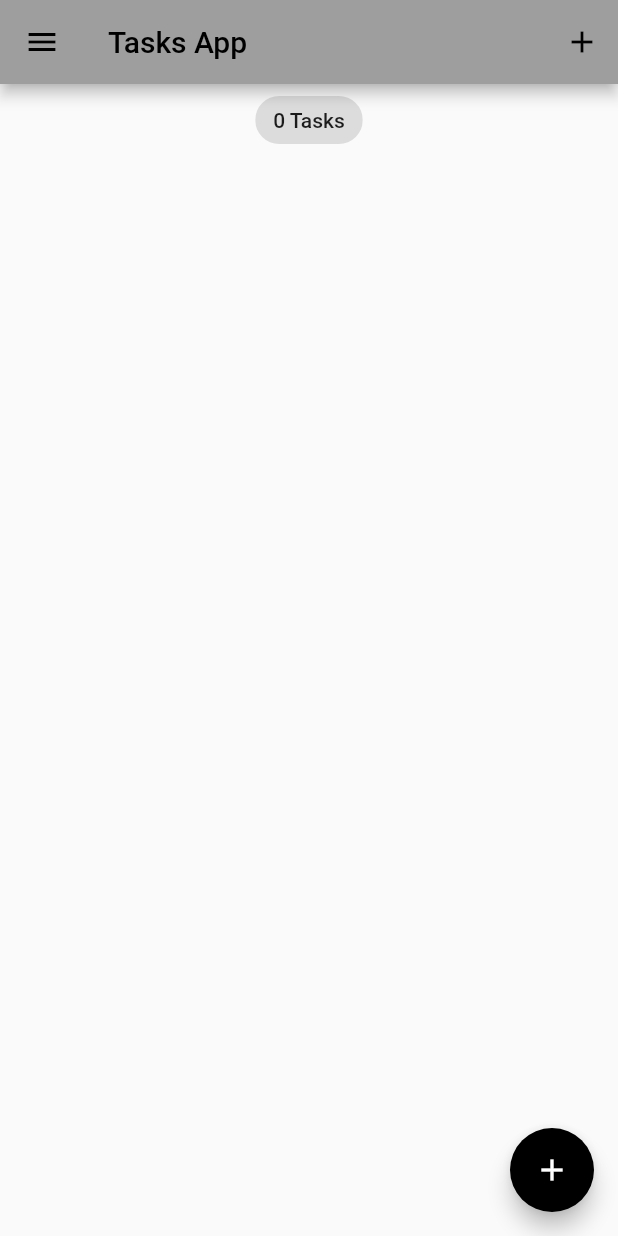
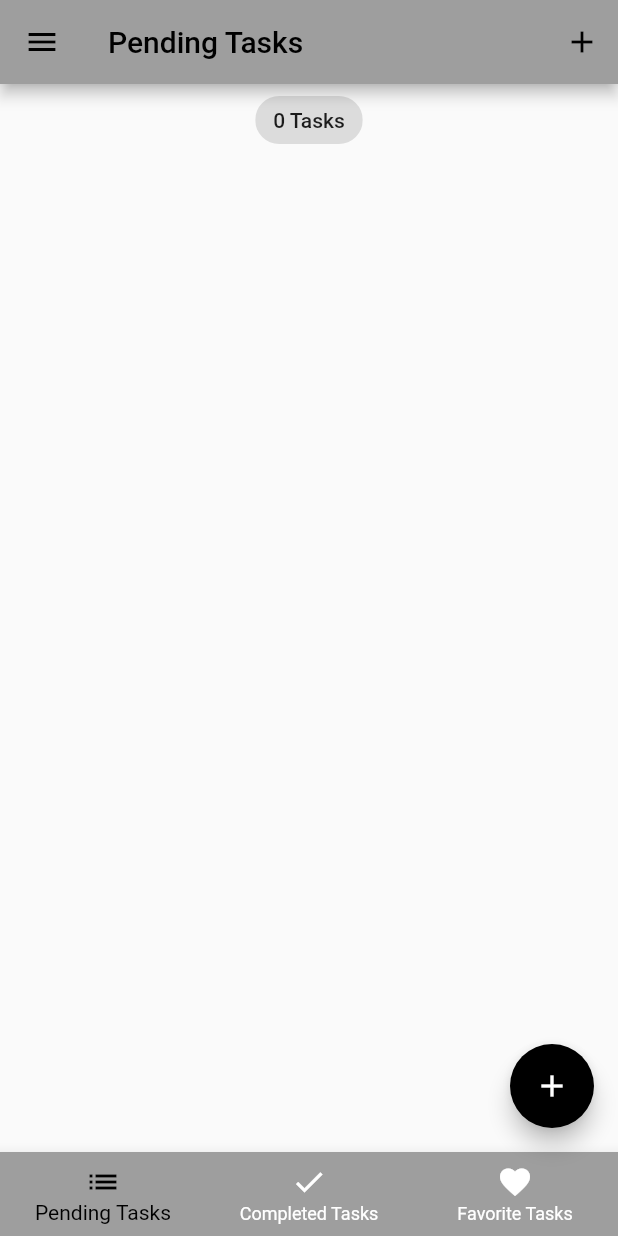
Before and after one commit to anasamer1997/TodoAppBloc, a Flutter app: the screen it shows after launch, in the side drawer, after a tap on the "add" icon, on a phone screen of 412 x 824 dp. Run offline on Flutter 3.47's test engine with Material 2 defaults, Android fonts, the phone set to English and light mode, and no system bars; our stand-ins replace equatable, flutter_bloc, hydrated_bloc.

Commit message:
add new screen and widgets

```diff
--- a/lib/bloc/bloc_export.dart
+++ b/lib/bloc/bloc_export.dart
@@ -1,4 +1,5 @@
 export 'tasks_blocs/task_bloc.dart';
+export 'package:path_provider/path_provider.dart';
 export './switch_bloc/switch_bloc.dart';
 export 'package:flutter_bloc/flutter_bloc.dart';
 export 'package:hydrated_bloc/hydrated_bloc.dart';
--- a/lib/bloc/switch_bloc/switch_bloc.dart
+++ b/lib/bloc/switch_bloc/switch_bloc.dart
@@ -1,4 +1,3 @@
-import 'package:bloc/bloc.dart';
 import 'package:equatable/equatable.dart';
 import 'package:flutter_tasks_app/bloc/bloc_export.dart';
 
@@ -22,7 +21,6 @@ class SwitchBloc extends HydratedBloc<SwitchEvent, SwitchState> {
 
   @override
   Map<String, dynamic>? toJson(SwitchState state) {
-    // TODO: implement toJson
-    throw UnimplementedError();
+    return state.toMap();
   }
 }
--- a/lib/bloc/tasks_blocs/task_state.dart
+++ b/lib/bloc/tasks_blocs/task_state.dart
@@ -2,44 +2,65 @@
 part of 'task_bloc.dart';
 
 class TaskState extends Equatable {
-  final List<Task> taskList;
+  final List<Task> pendingTasks;
+  final List<Task> completedTasks;
+  final List<Task> favoritTasks;
   final List<Task> removedtasks;
   const TaskState({
     this.removedtasks = const <Task>[],
-    this.taskList = const <Task>[],
+    this.completedTasks = const <Task>[],
+    this.favoritTasks = const <Task>[],
+    this.pendingTasks = const <Task>[],
   });
 
   @override
-  List<Object> get props => [taskList, removedtasks];
+  List<Object> get props =>
+      [pendingTasks, removedtasks, completedTasks, favoritTasks];
 
   TaskState copyWith({
-    List<Task>? taskList,
+    List<Task>? pendingTasks,
     List<Task>? removedtasks,
+    List<Task>? completedTasks,
+    List<Task>? favoritTasks,
   }) {
     return TaskState(
-      taskList: taskList ?? this.taskList,
+      pendingTasks: pendingTasks ?? this.pendingTasks,
+      completedTasks: completedTasks ?? this.completedTasks,
+      favoritTasks: favoritTasks ?? this.favoritTasks,
       removedtasks: removedtasks ?? this.removedtasks,
     );
   }
 
-  // Map<String, dynamic> toMap() {
-  //   return <String, dynamic>{
-  //     'taskList': taskList.map((x) => x.toMap()).toList(),
-  //     'removedtasks': taskList.map((x) => x.toMap()).toList(),
-  //   };
-  // }
+  Map<String, dynamic> toMap() {
+    return <String, dynamic>{
+      'pendingTasks': pendingTasks.map((x) => x.toMap()).toList(),
+      'completedTasks': pendingTasks.map((x) => x.toMap()).toList(),
+      'favoritTasks': pendingTasks.map((x) => x.toMap()).toList(),
+      'removedtasks': pendingTasks.map((x) => x.toMap()).toList(),
+    };
+  }
 
-  // factory TaskState.fromMap(Map<String, dynamic> map) {
-  //   return TaskState(
-  //       taskList: List<Task>.from(
-  //         (map['taskList'] as List<int>).map<Task>(
-  //           (x) => Task.fromMap(x as Map<String, dynamic>),
-  //         ),
-  //       ),
-  //       removedtasks: List<Task>.from(
-  //         (map['removedtasks'] as List<int>).map<Task>(
-  //           (x) => Task.fromMap(x as Map<String, dynamic>),
-  //         ),
-  //       ));
-  // }
+  factory TaskState.fromMap(Map<String, dynamic> map) {
+    return TaskState(
+        pendingTasks: List<Task>.from(
+          (map['pendingTasks'] as List<int>).map<Task>(
+            (x) => Task.fromMap(x as Map<String, dynamic>),
+          ),
+        ),
+        completedTasks: List<Task>.from(
+          (map['completedTasks'] as List<int>).map<Task>(
+            (x) => Task.fromMap(x as Map<String, dynamic>),
+          ),
+        ),
+        favoritTasks: List<Task>.from(
+          (map['favoritTasks'] as List<int>).map<Task>(
+            (x) => Task.fromMap(x as Map<String, dynamic>),
+          ),
+        ),
+        removedtasks: List<Task>.from(
+          (map['removedtasks'] as List<int>).map<Task>(
+            (x) => Task.fromMap(x as Map<String, dynamic>),
+          ),
+        ));
+  }
 }
--- a/lib/main.dart
+++ b/lib/main.dart
@@ -1,16 +1,20 @@
 import 'package:flutter/material.dart';
 // import 'package:flutter_bloc/flutter_bloc.dart';
 import 'package:flutter_tasks_app/bloc/bloc_export.dart';
+import 'package:flutter_tasks_app/screens/tabsScreen.dart';
 import 'package:flutter_tasks_app/service/app_router.dart';
 import 'package:flutter_tasks_app/service/app_theme.dart';
-import 'screens/tasks_screen.dart';
 
-void main() {
+import 'screens/pendingTaskScreen.dart';
+
+void main() async {
   // ignore: deprecated_member_use
-  BlocOverrides.runZoned(() => runApp(MyApp(
-        appRouter: AppRouter(),
-      )));
-  // runApp(const MyApp());
+  WidgetsFlutterBinding.ensureInitialized();
+  HydratedBloc.storage = await HydratedStorage.build(
+      storageDirectory: await getApplicationDocumentsDirectory());
+  runApp(MyApp(
+    appRouter: AppRouter(),
+  ));
 }
 
 class MyApp extends StatelessWidget {
@@ -35,7 +39,7 @@ class MyApp extends StatelessWidget {
             theme: state.switchValue
                 ? AppThemes.appThemeData[AppTheme.darkTheme]
                 : AppThemes.appThemeData[AppTheme.lightTheme],
-            home: const TasksScreen(),
+            home:  TabsScreen(),
             onGenerateRoute: appRouter.onGeneratRoute,
           );
         },
--- a/lib/screens/myDrawer.dart
+++ b/lib/screens/myDrawer.dart
@@ -1,7 +1,8 @@
 import 'package:flutter/material.dart';
 import 'package:flutter_tasks_app/bloc/bloc_export.dart';
 import 'package:flutter_tasks_app/screens/recycle_bin.dart';
-import 'package:flutter_tasks_app/screens/tasks_screen.dart';
+import 'package:flutter_tasks_app/screens/tabsScreen.dart';
+import 'package:flutter_tasks_app/screens/pendingTaskScreen.dart';
 
 class MyDrawer extends StatelessWidget {
   const MyDrawer({Key? key}) : super(key: key);
@@ -26,11 +27,11 @@ class MyDrawer extends StatelessWidget {
               builder: (context, state) {
                 return GestureDetector(
                   onTap: () => Navigator.of(context)
-                      .pushReplacementNamed(TasksScreen.id),
+                      .pushReplacementNamed(TabsScreen.id),
                   child: ListTile(
                     leading: const Icon(Icons.folder_special),
                     title: const Text("My Tasks"),
-                    trailing: Text('${state.taskList.length}'),
+                    trailing: Text('${state.pendingTasks.length}'),
                   ),
                 );
               },
--- /dev/null
+++ b/lib/screens/pendingTaskScreen.dart
@@ -0,0 +1,29 @@
+import 'package:flutter/material.dart';
+import 'package:flutter_tasks_app/bloc/bloc_export.dart';
+import '../widgets/taskList.dart';
+
+class PendingTasksScreen extends StatelessWidget {
+  const PendingTasksScreen({Key? key}) : super(key: key);
+  static const id = 'TasksScreen';
+
+  @override
+  Widget build(BuildContext context) {
+    return BlocBuilder<TaskBloc, TaskState>(
+      builder: (context, state) {
+        return Column(
+          crossAxisAlignment: CrossAxisAlignment.center,
+          children: [
+            Center(
+              child: Chip(
+                label: Text(
+                  '${state.pendingTasks.length} Tasks',
+                ),
+              ),
+            ),
+            TaskList(allTasks: state.pendingTasks),
+          ],
+        );
+      },
+    );
+  }
+}
--- /dev/null
+++ b/lib/screens/tabsScreen.dart
@@ -0,0 +1,78 @@
+import 'package:flutter/material.dart';
+import 'package:flutter_tasks_app/screens/completedTasksScreen.dart';
+import 'package:flutter_tasks_app/screens/favoritTasksScreen.dart';
+import 'package:flutter_tasks_app/screens/myDrawer.dart';
+import 'package:flutter_tasks_app/screens/pendingTaskScreen.dart';
+import 'addtask_screen.dart';
+
+class TabsScreen extends StatefulWidget {
+  TabsScreen({Key? key}) : super(key: key);
+  static const id = "tabs_screen";
+
+  @override
+  State<TabsScreen> createState() => _TabsScreenState();
+}
+
+class _TabsScreenState extends State<TabsScreen> {
+  final List<Map<String, dynamic>> _pagesDetailes = const [
+    {'pageName': PendingTasksScreen(), 'title': 'Pending Tasks'},
+    {'pageName': CompletedTasksScreen(), 'title': 'Completed Tasks'},
+    {'pageName': FavoritTasksScreen(), 'title': 'Favorite Tasks'},
+  ];
+
+  var _selectedPageIndex = 0;
+
+  void _addTask(BuildContext context) {
+    showModalBottomSheet(
+      context: context,
+      builder: (context) => SingleChildScrollView(
+        child: Container(
+          padding:
+              EdgeInsets.only(bottom: MediaQuery.of(context).viewInsets.bottom),
+          child: const AddTask(),
+        ),
+      ),
+    );
+  }
+
+  @override
+  Widget build(BuildContext context) {
+    return Scaffold(
+      drawer: const MyDrawer(),
+      appBar: AppBar(
+        title: Text(_pagesDetailes[_selectedPageIndex]['title'],),
+        actions: [
+          IconButton(
+            onPressed: () => _addTask(context),
+            icon: const Icon(Icons.add),
+          )
+        ],
+      ),
+      body: _pagesDetailes[_selectedPageIndex]['pageName'],
+      floatingActionButton: FloatingActionButton(
+        onPressed: () {
+          _addTask(context);
+        },
+        tooltip: 'Add Task',
+        child: const Icon(Icons.add),
+      ),
+      bottomNavigationBar: BottomNavigationBar(
+        currentIndex: _selectedPageIndex,
+        onTap: (value) {
+          setState(() {
+              _selectedPageIndex = value;
+          });
+
+        },
+        items: const [
+          BottomNavigationBarItem(
+              icon: Icon(Icons.list), label: 'Pending Tasks'),
+          BottomNavigationBarItem(
+              icon: Icon(Icons.done), label: 'Completed Tasks'),
+          BottomNavigationBarItem(
+              icon: Icon(Icons.favorite), label: 'Favorite Tasks'),
+        ],
+      ),
+    );
+  }
+}
--- a/lib/screens/tasks_screen.dart
+++ /dev/null
@@ -1,62 +0,0 @@
-import 'package:flutter/material.dart';
-import 'package:flutter_tasks_app/screens/myDrawer.dart';
-import 'package:flutter_tasks_app/screens/addtask_screen.dart';
-import 'package:flutter_tasks_app/bloc/bloc_export.dart';
-import '../widgets/taskList.dart';
-
-class TasksScreen extends StatelessWidget {
-  const TasksScreen({Key? key}) : super(key: key);
-  static const id = 'TasksScreen';
-  void _addTask(BuildContext context) {
-    showModalBottomSheet(
-      context: context,
-      builder: (context) => SingleChildScrollView(
-        child: Container(
-          padding:
-              EdgeInsets.only(bottom: MediaQuery.of(context).viewInsets.bottom),
-          child: const AddTask(),
-        ),
-      ),
-    );
-  }
-
-  @override
-  Widget build(BuildContext context) {
-    return BlocBuilder<TaskBloc, TaskState>(
-      builder: (context, state) {
-        return Scaffold(
-          drawer: const MyDrawer(),
-          appBar: AppBar(
-            title: const Text('Tasks App'),
-            actions: [
-              IconButton(
-                onPressed: () => _addTask(context),
-                icon: const Icon(Icons.add),
-              )
-            ],
-          ),
-          body: Column(
-            crossAxisAlignment: CrossAxisAlignment.center,
-            children: [
-              Center(
-                child: Chip(
-                  label: Text(
-                    '${state.taskList.length} Tasks',
-                  ),
-                ),
-              ),
-              TaskList(allTasks: state.taskList),
-            ],
-          ),
-          floatingActionButton: FloatingActionButton(
-            onPressed: () {
-              _addTask(context);
-            },
-            tooltip: 'Add Task',
-            child: const Icon(Icons.add),
-          ),
-        );
-      },
-    );
-  }
-}
--- a/pubspec.yaml
+++ b/pubspec.yaml
@@ -16,7 +16,7 @@ dependencies:
     sdk: flutter
   flutter_bloc: ^8.1.3
   hydrated_bloc: ^9.1.1
-  # path_provider: ^2.0.15
+  path_provider: ^2.0.15
 
 dev_dependencies:
   flutter_lints: ^1.0.0
```
Also changed, not shown: lib/bloc/tasks_blocs/task_bloc.dart (+28 -10 lines), lib/screens/completedTasksScreen.dart (added, +29 -0 lines), lib/screens/favoritTasksScreen.dart (added, +29 -0 lines), lib/service/app_router.dart (+4 -3 lines), pubspec.lock, 4 other files.
